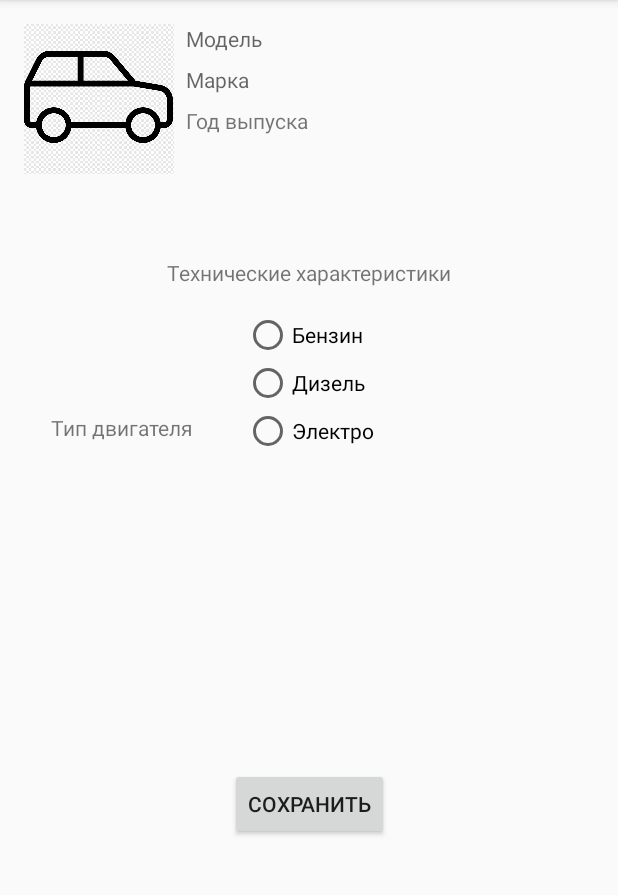
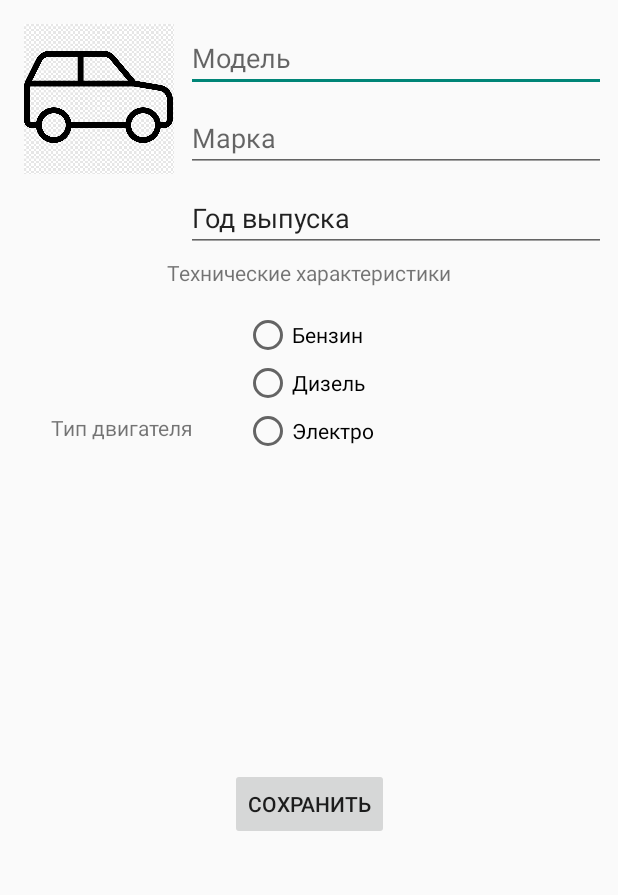
Before and after one commit to Gurchunov/ListCar, an Android app: the AddCars screen opened directly, with no data from a screen before it, on a phone screen of 412 x 824 dp, the part 84-979 px from its top. Run offline under Robolectric (Android 15) with nearby library versions, the phone set to English and light mode, and no system bars.

Commit message:
Fixing errors to run properly

```diff
--- a/app/src/main/AndroidManifest.xml
+++ b/app/src/main/AndroidManifest.xml
@@ -8,9 +8,10 @@
         android:label="@string/app_name"
         android:roundIcon="@mipmap/ic_launcher_round"
         android:supportsRtl="true"
-        android:theme="@style/Theme.MyFirstProject">
+        android:theme="@style/Theme.MyFirstProject"
+        android:largeHeap="true"
+        android:hardwareAccelerated="false">
         <activity android:name=".AddCars"></activity>
-        <activity android:name=".itemView" />
         <activity android:name=".MainActivity">
             <intent-filter>
                 <action android:name="android.intent.action.MAIN" />
--- a/app/src/main/java/com/example/myfirstproject/AddCars.kt
+++ b/app/src/main/java/com/example/myfirstproject/AddCars.kt
@@ -3,24 +3,24 @@ package com.example.myfirstproject
 import android.app.Activity
 import android.content.Intent
 import android.net.Uri
+import android.os.Bundle
 import androidx.appcompat.app.AppCompatActivity
-import android.os.Bundle
 import com.example.myfirstproject.databinding.ActivityAddCarsBinding
-import com.example.myfirstproject.databinding.ActivityMainBinding
-
 
 class AddCars : AppCompatActivity() {
 
-    val SELECT_IMAGE_CODE = 1
-    lateinit var binding: ActivityAddCarsBinding
-    var imgUri: Uri? = null
+    private val SELECT_IMAGE_CODE = 1
+    private lateinit var binding: ActivityAddCarsBinding
+    private var imgUri: Uri? = null
 
     override fun onCreate(savedInstanceState: Bundle?) {
         super.onCreate(savedInstanceState)
-        setContentView(R.layout.activity_add_cars)
+        binding = ActivityAddCarsBinding.inflate(layoutInflater)
+        setContentView(binding.root)
 
         val model = intent.getStringExtra("EXTRA_MODEL")
         binding.addModel.setText(model)
+        imgUri = Uri.parse("@drawable/icon.jpg")
 
         binding.addSave.setOnClickListener {
             Intent().apply {
--- a/app/src/main/java/com/example/myfirstproject/data/CarsItem.kt
+++ b/app/src/main/java/com/example/myfirstproject/data/CarsItem.kt
@@ -2,6 +2,5 @@ package com.example.myfirstproject.data
 
 import android.graphics.drawable.Drawable
 import java.io.Serializable
-import java.time.Year
 
 data class CarsItem(val img: Drawable?, val model: String, val mark: String, val year: Int) : Serializable
--- a/app/src/main/res/layout/activity_add_cars.xml
+++ b/app/src/main/res/layout/activity_add_cars.xml
@@ -20,7 +20,7 @@
         app:layout_constraintVertical_bias="0.0"
         app:srcCompat="@drawable/icon" />
 
-    <TextView
+    <EditText
         android:id="@+id/addModel"
         android:layout_width="0dp"
         android:layout_height="wrap_content"
@@ -33,7 +33,7 @@
         app:layout_constraintStart_toEndOf="@+id/addImage"
         app:layout_constraintTop_toTopOf="parent" />
 
-    <TextView
+    <EditText
         android:id="@+id/addMark"
         android:layout_width="0dp"
         android:layout_height="wrap_content"
@@ -43,7 +43,7 @@
         app:layout_constraintStart_toStartOf="@+id/addModel"
         app:layout_constraintTop_toBottomOf="@+id/addModel" />
 
-    <TextView
+    <EditText
         android:id="@+id/addYear"
         android:layout_width="0dp"
         android:layout_height="wrap_content"
```
Also changed, not shown: app/src/main/java/com/example/myfirstproject/MainActivity.kt (+18 -11 lines), app/src/main/java/com/example/myfirstproject/adapter/Adapter.kt (+15 -14 lines), app/src/main/java/com/example/myfirstproject/itemView.kt (deleted, +0 -11 lines), app/src/main/res/layout/activity_item_view.xml (+5 -7 lines), app/src/main/res/drawable-xxhdpi/audi.jpg (renamed from app/src/main/res/drawable/audi.jpg), app/src/main/res/drawable-xxhdpi/bugati.jpg (renamed from app/src/main/res/drawable/bugati.jpg), app/src/main/res/drawable-xxhdpi/ford.jpg (renamed from app/src/main/res/drawable/ford.jpg).
